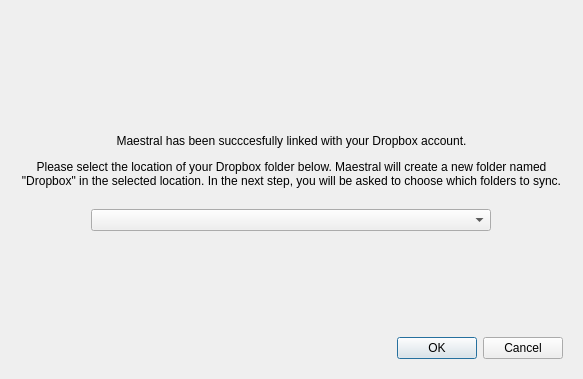
First picture: the form in maestral/gui/resources/first_sync_dialog.ui, repository samschott/maestral, before the edit.
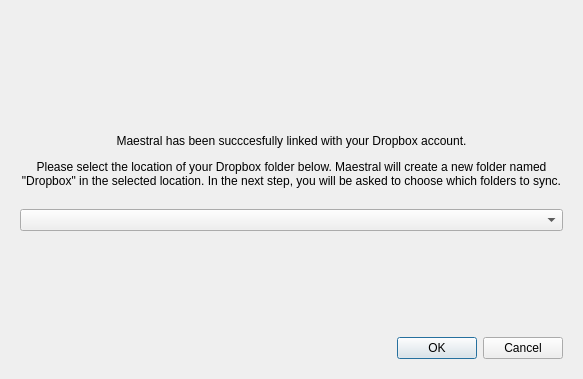
Second picture: the form after the edit. The open tabs and pages were chosen to show the change.

```diff
--- a/maestral/gui/resources/first_sync_dialog.ui
+++ b/maestral/gui/resources/first_sync_dialog.ui
@@ -254,21 +254,8 @@
          </property>
         </widget>
        </item>
-       <item row="2" column="0" alignment="Qt::AlignHCenter">
-        <widget class="QComboBox" name="comboBoxDropboxPath">
-         <property name="minimumSize">
-          <size>
-           <width>400</width>
-           <height>0</height>
-          </size>
-         </property>
-         <property name="maximumSize">
-          <size>
-           <width>400</width>
-           <height>16777215</height>
-          </size>
-         </property>
-        </widget>
+       <item row="2" column="0">
+        <widget class="QComboBox" name="comboBoxDropboxPath"/>
        </item>
        <item row="0" column="0">
         <spacer name="verticalSpacer_3">
```
